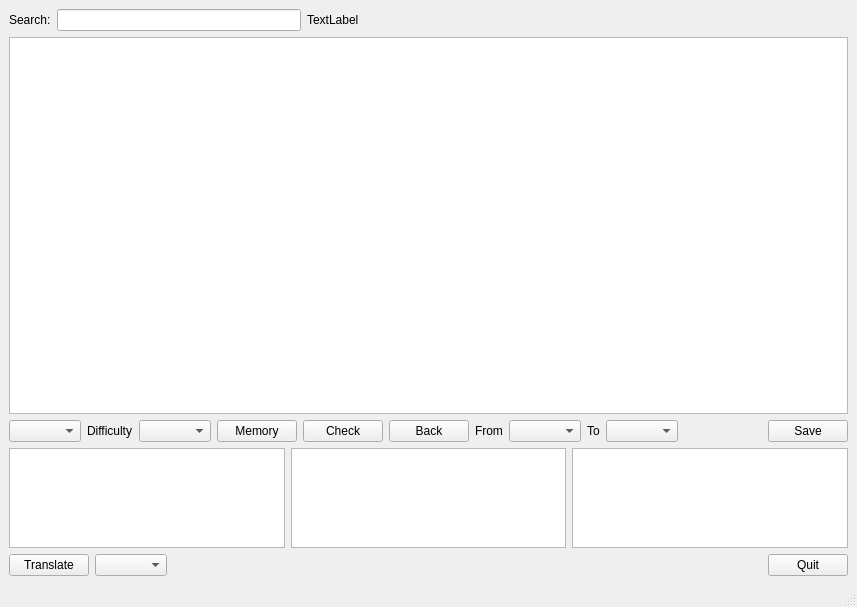
Qt form mainwindow2.ui (chenjiayi8/WerkwoordenMaster) before a commit.
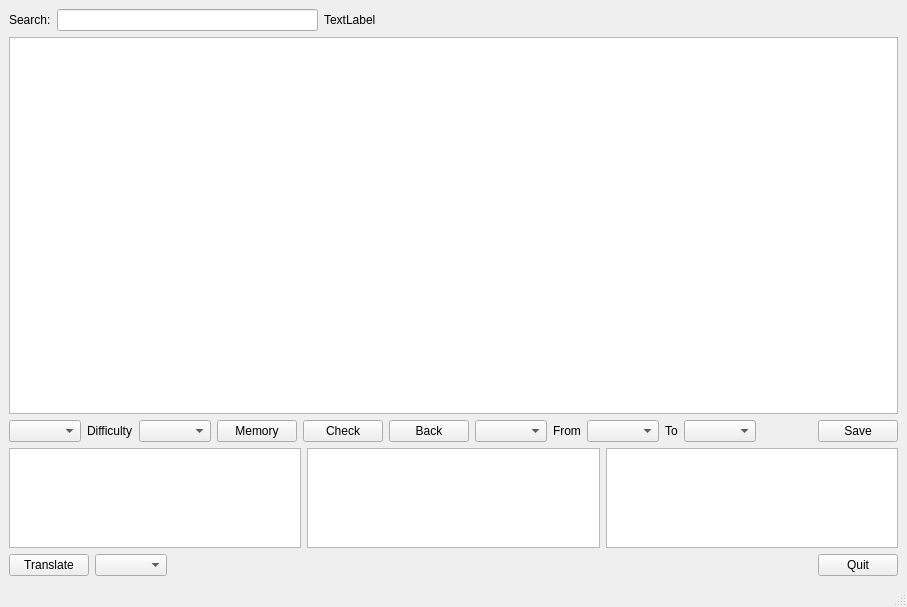
The same form after that commit. Icons and pictures are not drawn.

Diff of the .ui file:
```diff
--- a/mainwindow2.ui
+++ b/mainwindow2.ui
@@ -9,7 +9,7 @@
    <rect>
     <x>0</x>
     <y>0</y>
-    <width>857</width>
+    <width>907</width>
     <height>607</height>
    </rect>
   </property>
@@ -148,6 +148,9 @@
         </property>
        </widget>
       </item>
+      <item>
+       <widget class="QComboBox" name="comboBoxRangeType"/>
+      </item>
       <item>
        <widget class="QLabel" name="labelFrom">
         <property name="text">
@@ -156,7 +159,11 @@
        </widget>
       </item>
       <item>
-       <widget class="QComboBox" name="comboBoxRangeStart"/>
+       <widget class="QComboBox" name="comboBoxRangeStart">
+        <property name="sizeAdjustPolicy">
+         <enum>QComboBox::AdjustToContents</enum>
+        </property>
+       </widget>
       </item>
       <item>
        <widget class="QLabel" name="labelTo">
@@ -166,7 +173,11 @@
        </widget>
       </item>
       <item>
-       <widget class="QComboBox" name="comboBoxRangeEnd"/>
+       <widget class="QComboBox" name="comboBoxRangeEnd">
+        <property name="sizeAdjustPolicy">
+         <enum>QComboBox::AdjustToContents</enum>
+        </property>
+       </widget>
       </item>
       <item>
        <spacer name="horizontalSpacer">
```
Left out of the diff: 10 changed lines with no effect on the pictures.
